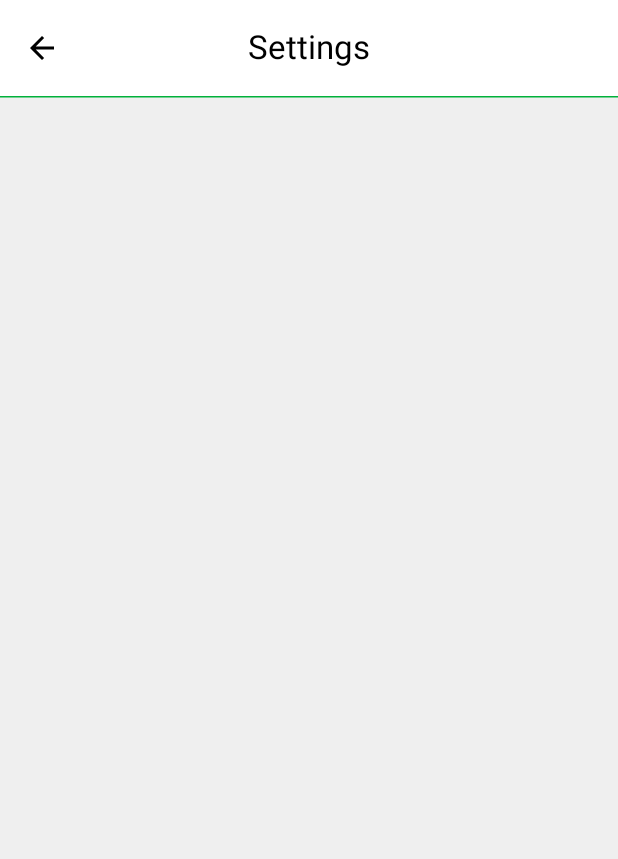
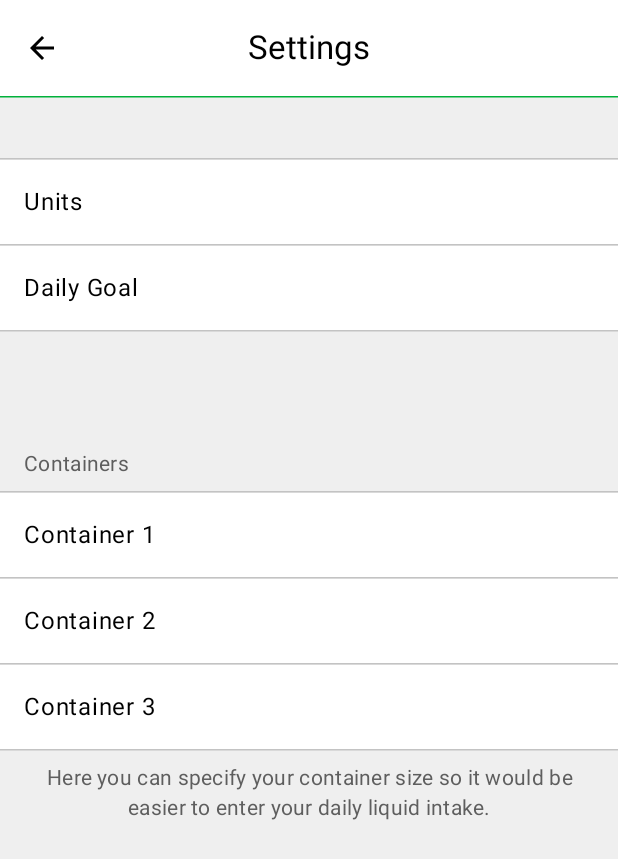
Before and after one commit to SemenciucCosmin/HydrationAppCompose, an Android app built with Jetpack Compose: the SettingsRoute screen opened through its navigation route, on a phone screen of 412 x 824 dp. Shown: the top 859 px of the screen. Run offline under Robolectric (Android 15) with nearby library versions, the phone set to English and light mode, and no system bars.

Commit message:
Refine Theme and add SettingsRoute UI

```diff
--- a/app/src/main/java/com/example/hydrationappcompose/presentation/theme/Theme.kt
+++ b/app/src/main/java/com/example/hydrationappcompose/presentation/theme/Theme.kt
@@ -21,7 +21,9 @@ private val DarkColorScheme = darkColorScheme(
 
     onSurfaceVariant = Color(0xFF6C6C6C),
 
-    surfaceTint = Color(0xFF101010)
+    surfaceTint = Color(0xFF101010),
+
+    outlineVariant = Color(0xFF3B3B3B),
 )
 
 private val LightColorScheme = lightColorScheme(
@@ -31,14 +33,16 @@ private val LightColorScheme = lightColorScheme(
     onSecondaryContainer = Color(0xFF000000),
 
     background = Color(0xFFEFEFEF),
-    onBackground = Color(0xFF5E5E5E) ,
+    onBackground = Color(0xFF5E5E5E),
 
     surface = Color(0xFFFFFFFF),
     onSurface = Color(0xFF000000),
 
     onSurfaceVariant = Color(0xFFA6A6A6),
 
-    surfaceTint = Color(0xFFFFFFFF)
+    surfaceTint = Color(0xFFFFFFFF),
+
+    outlineVariant = Color(0xFFC3C3C3),
 )
 
 @Composable
--- /dev/null
+++ b/app/src/main/java/com/example/hydrationappcompose/presentation/ui/components/ListItemButton.kt
@@ -0,0 +1,57 @@
+package com.example.hydrationappcompose.presentation.ui.components
+
+import android.content.res.Configuration
+import androidx.compose.foundation.clickable
+import androidx.compose.foundation.layout.Arrangement
+import androidx.compose.foundation.layout.Row
+import androidx.compose.foundation.layout.padding
+import androidx.compose.material3.MaterialTheme
+import androidx.compose.material3.Surface
+import androidx.compose.material3.Text
+import androidx.compose.runtime.Composable
+import androidx.compose.ui.Modifier
+import androidx.compose.ui.tooling.preview.Preview
+import androidx.compose.ui.unit.dp
+import com.example.hydrationappcompose.presentation.theme.HydrationAppTheme
+
+@Composable
+fun ListItemButton(
+    title: String,
+    onClick: () -> Unit,
+    primaryTrailingText: String,
+    modifier: Modifier = Modifier,
+    secondaryTrailingText: String? = null
+) {
+    Surface(modifier = modifier.clickable { onClick() }) {
+        Row(
+            modifier = Modifier.padding(16.dp),
+            horizontalArrangement = Arrangement.spacedBy(16.dp)
+        ) {
+            Text(
+                text = title,
+                modifier = Modifier.weight(1f)
+            )
+
+            Text(
+                text = primaryTrailingText,
+                color = MaterialTheme.colorScheme.primary
+            )
+
+            secondaryTrailingText?.let { Text(text = it) }
+        }
+    }
+}
+
+@Preview
+@Preview(uiMode = Configuration.UI_MODE_NIGHT_YES)
+@Composable
+private fun ListItemButtonPreview() {
+    HydrationAppTheme {
+        ListItemButton(
+            title = "Title",
+            onClick = { },
+            primaryTrailingText = "2000",
+            secondaryTrailingText = "ml"
+        )
+    }
+}
--- a/app/src/main/java/com/example/hydrationappcompose/presentation/ui/routes/SettingsRoute.kt
+++ b/app/src/main/java/com/example/hydrationappcompose/presentation/ui/routes/SettingsRoute.kt
@@ -1,8 +1,97 @@
 package com.example.hydrationappcompose.presentation.ui.routes
 
+import android.content.res.Configuration
+import androidx.compose.foundation.layout.Column
+import androidx.compose.foundation.layout.Spacer
+import androidx.compose.foundation.layout.fillMaxWidth
+import androidx.compose.foundation.layout.height
+import androidx.compose.foundation.layout.padding
+import androidx.compose.material3.HorizontalDivider
+import androidx.compose.material3.MaterialTheme
+import androidx.compose.material3.Text
 import androidx.compose.runtime.Composable
+import androidx.compose.ui.Modifier
+import androidx.compose.ui.res.stringResource
+import androidx.compose.ui.text.style.TextAlign
+import androidx.compose.ui.tooling.preview.Preview
+import androidx.compose.ui.unit.dp
+import com.example.hydrationappcompose.R
+import com.example.hydrationappcompose.presentation.theme.HydrationAppTheme
+import com.example.hydrationappcompose.presentation.ui.components.ListItemButton
 
 @Composable
 fun SettingsRoute() {
+    Column {
+        Spacer(modifier = Modifier.height(40.dp))
 
+        HorizontalDivider()
+
+        ListItemButton(
+            title = stringResource(R.string.lbl_units_route_title),
+            onClick = { },
+            primaryTrailingText = ""
+        )
+
+        HorizontalDivider()
+
+        ListItemButton(
+            title = stringResource(R.string.lbl_daily_goal),
+            onClick = { },
+            primaryTrailingText = ""
+        )
+
+        HorizontalDivider()
+
+        Spacer(modifier = Modifier.height(70.dp))
+
+        Text(
+            text = stringResource(R.string.lbl_containers),
+            style = MaterialTheme.typography.bodyMedium,
+            modifier = Modifier.padding(horizontal = 16.dp, vertical = 8.dp)
+        )
+
+        HorizontalDivider()
+
+        ListItemButton(
+            title = stringResource(R.string.lbl_container_1),
+            onClick = { },
+            primaryTrailingText = ""
+        )
+
+        HorizontalDivider()
+
+        ListItemButton(
+            title = stringResource(R.string.lbl_container_2),
+            onClick = { },
+            primaryTrailingText = ""
+        )
+
+        HorizontalDivider()
+
+        ListItemButton(
+            title = stringResource(R.string.lbl_container_3),
+            onClick = { },
+            primaryTrailingText = ""
+        )
+
+        HorizontalDivider()
+
+        Text(
+            text = stringResource(R.string.lbl_container_route_message),
+            textAlign = TextAlign.Center,
+            style = MaterialTheme.typography.bodyMedium,
+            modifier = Modifier
+                .fillMaxWidth()
+                .padding(horizontal = 16.dp, vertical = 8.dp)
+        )
+    }
 }
+
+@Preview
+@Preview(uiMode = Configuration.UI_MODE_NIGHT_YES)
+@Composable
+private fun SettingsRoutePreview() {
+    HydrationAppTheme {
+        SettingsRoute()
+    }
+}
--- a/app/src/main/res/values/strings.xml
+++ b/app/src/main/res/values/strings.xml
@@ -18,7 +18,6 @@
     <string name="lbl_settings_route_title">Settings</string>
     <string name="lbl_settings_route_message">These containers will appear on you screen so you can easily tap on them and track your intake.</string>
     <string name="lbl_daily_goal">Daily Goal</string>
-    <string name="lbl_units">Units</string>
     <string name="lbl_containers">Containers</string>
     <string name="lbl_container_1">Container 1</string>
     <string name="lbl_container_2">Container 2</string>
```
